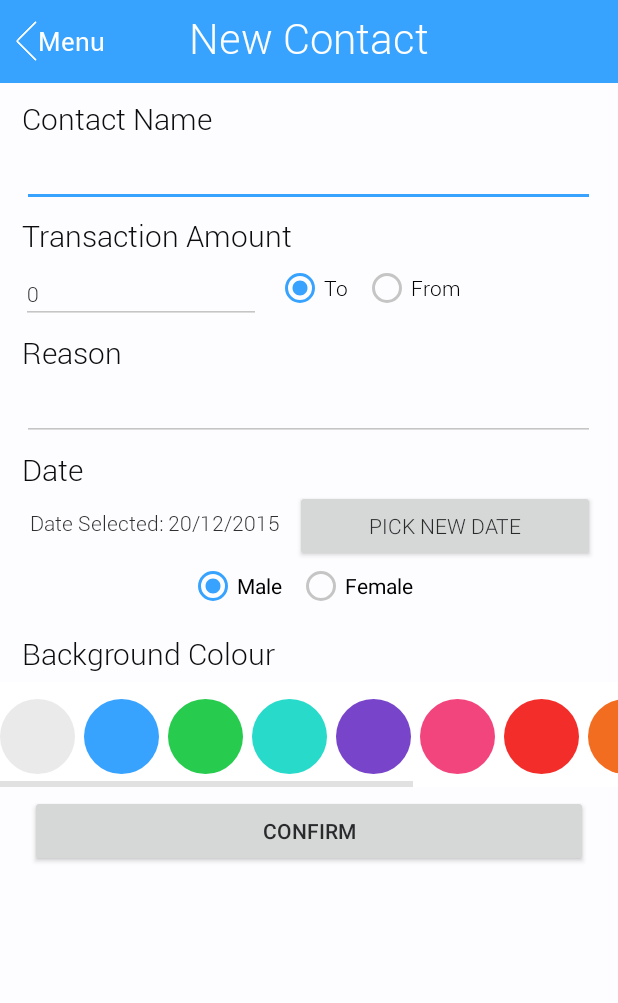
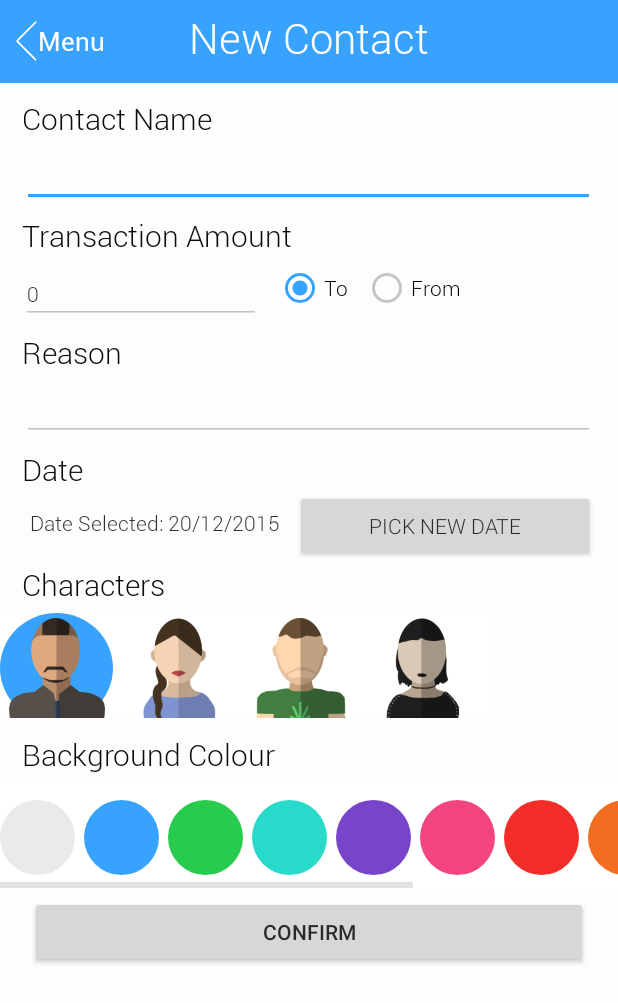
Before and after one commit to wolfbytestudio/Tappers, an Android app: the screen it shows after launch (NewContact), after a tap on an icon or button, on a phone screen of 412 x 824 dp. Shown: the top 1003 px of the screen. Run offline under Robolectric (Android 15) with nearby library versions, the phone set to English and light mode, and no system bars.

Commit message:
New Character System

```diff
--- a/Tappers/app/build.gradle
+++ b/Tappers/app/build.gradle
@@ -6,7 +6,7 @@ android {
 
     defaultConfig {
         applicationId "com.example.zack.tapper"
-        minSdkVersion 14
+        minSdkVersion 18
         targetSdkVersion 23
         versionCode 1
         versionName "1.0"
--- a/Tappers/app/src/main/java/com/example/zack/tapperstesting/MainActivity.java
+++ b/Tappers/app/src/main/java/com/example/zack/tapperstesting/MainActivity.java
@@ -15,7 +15,6 @@ import android.widget.TextView;
 import android.widget.Toast;
 
 import com.example.zack.tapperstesting.adapter.MainListAdapter;
-import com.example.zack.tapperstesting.contact.CharacterType;
 import com.example.zack.tapperstesting.contact.Contact;
 import com.example.zack.tapperstesting.contact.ContactPage;
 import com.example.zack.tapperstesting.contact.ContactUtil;
@@ -188,10 +187,8 @@ public class MainActivity extends Activity {
                     String tofrom = data.getStringExtra("tofrom");
 
                     TransactionType type = TransactionType.valueOf(tofrom);
-                    CharacterType charType = CharacterType.valueOf(charString);
 
-
-                    Contact newCon = new Contact(name, "", date, charType, backgroundCol);
+                    Contact newCon = new Contact(name, "", date, charString, backgroundCol);
 
                     Log.d("a", "Hi3");
                     double am = 0;
--- a/Tappers/app/src/main/java/com/example/zack/tapperstesting/contact/CharacterType.java
+++ /dev/null
@@ -1,14 +0,0 @@
-package com.example.zack.tapperstesting.contact;
-
-/**
- * Created by Zack on 19/12/2015.
- */
-public enum CharacterType
-{
-    /**
-     * Place Holders
-     */
-    MALE,
-    FEMALE;
-
-}
--- a/Tappers/app/src/main/java/com/example/zack/tapperstesting/contact/Contact.java
+++ b/Tappers/app/src/main/java/com/example/zack/tapperstesting/contact/Contact.java
@@ -18,11 +18,11 @@ public class Contact implements Serializable
     public String name;
     public String total;
     public String date;
-    public CharacterType characterType;
+    public String characterType;
     public String backgroundColour;
     public List<Transaction> transactions;
 
-    public Contact(String name, String total, String date, CharacterType characterType,
+    public Contact(String name, String total, String date, String characterType,
                    String backgroundColour, List<Transaction> transactions)
     {
         this.name = name;
@@ -33,7 +33,7 @@ public class Contact implements Serializable
         this.transactions = transactions;
     }
 
-    public Contact(String name, String total, String date, CharacterType characterType,
+    public Contact(String name, String total, String date, String characterType,
                    String backgroundColour)
     {
         this.name = name;
--- a/Tappers/app/src/main/java/com/example/zack/tapperstesting/contact/NewContact.java
+++ b/Tappers/app/src/main/java/com/example/zack/tapperstesting/contact/NewContact.java
@@ -20,6 +20,8 @@ import android.widget.Toast;
 import com.example.zack.tapperstesting.util.ActivityUtils;
 import com.example.zack.tapperstesting.R;
 
+import org.w3c.dom.Text;
+
 import java.util.Calendar;
 import java.util.List;
 
@@ -33,6 +35,20 @@ public class NewContact extends Activity {
 
     private String backgroundSelected = "default";
 
+    private String characterSelected = "default male";
+
+    ImageButton charMale;
+    ImageButton charFemale;
+    ImageButton charStonerBob;
+    ImageButton charGothGirl;
+
+    private void resetBackgrounds()
+    {
+        charMale.setBackground(null);
+        charFemale.setBackground(null);
+        charStonerBob.setBackground(null);
+        charGothGirl.setBackground(null);
+    }
 
 
     @Override
@@ -42,6 +58,11 @@ public class NewContact extends Activity {
         setContentView(R.layout.activity_new_contact);
 
         contacts = getIntent().getStringArrayListExtra("contacts");
+
+        charMale = (ImageButton) findViewById(R.id.char_default_male);
+        charFemale = (ImageButton) findViewById(R.id.char_default_female);
+        charStonerBob = (ImageButton) findViewById(R.id.char_stoner_bob);
+        charGothGirl = (ImageButton) findViewById(R.id.char_goth_girl);
 
         Typeface thin = Typeface.createFromAsset(getAssets(), "fonts/Roboto-Thin.ttf");
         Typeface light = Typeface.createFromAsset(getAssets(), "fonts/Roboto-Light.ttf");
@@ -72,8 +93,6 @@ public class NewContact extends Activity {
         final EditText txtReason = (EditText) findViewById(R.id.txtReason);
         final RadioButton rdbTo = (RadioButton) findViewById(R.id.rdbTo);
         final RadioButton rdbFrom = (RadioButton) findViewById(R.id.rdbFrom);
-        final RadioButton rdbMale = (RadioButton) findViewById(R.id.rdbMale);
-        final RadioButton rdbFemale = (RadioButton) findViewById(R.id.rdbFemale);
         final Button newDate = (Button) findViewById(R.id.btnPickNewDate);
         final Button confirm = (Button) findViewById(R.id.cmdConfirm);
 
@@ -201,6 +220,49 @@ public class NewContact extends Activity {
             }
         });
 
+
+        TextView lblChars = (TextView) findViewById(R.id.lblCharacters);
+        lblChars.setTypeface(light);
+
+
+        charMale.setOnClickListener(new View.OnClickListener() {
+            @Override
+            public void onClick(View v) {
+                resetBackgrounds();
+                charMale.setBackgroundResource(R.drawable.bgcol_blue);
+                characterSelected = "default male";
+            }
+        });
+
+
+        charFemale.setOnClickListener(new View.OnClickListener() {
+            @Override
+            public void onClick(View v) {
+                resetBackgrounds();
+                charFemale.setBackgroundResource(R.drawable.bgcol_blue);
+                characterSelected = "default female";
+            }
+        });
+
+        charStonerBob.setOnClickListener(new View.OnClickListener() {
+            @Override
+            public void onClick(View v) {
+                resetBackgrounds();
+                charStonerBob.setBackgroundResource(R.drawable.bgcol_blue);
+                characterSelected = "stoner bob";
+            }
+        });
+
+        charGothGirl.setOnClickListener(new View.OnClickListener() {
+            @Override
+            public void onClick(View v) {
+                resetBackgrounds();
+                charGothGirl.setBackgroundResource(R.drawable.bgcol_blue);
+                characterSelected = "goth girl";
+            }
+        });
+
+
         confirm.setOnClickListener(new View.OnClickListener() {
             @Override
             public void onClick(View v) {
@@ -232,22 +294,15 @@ public class NewContact extends Activity {
 
                 Intent returnIntent = getIntent();
 
-
                 String toFrom = "To";
                 if(rdbTo.isChecked()) { toFrom = "to"; }
                 else { toFrom = "from"; }
-
-
-
-                String maleFemale = "Male";
-                if(rdbMale.isChecked()) { maleFemale = "Male"; }
-                else { maleFemale = "Female"; }
 
                 returnIntent.putExtra("name", txtContactName.getText().toString());
                 returnIntent.putExtra("transaction", txtTransaction.getText().toString());
                 returnIntent.putExtra("reason", txtReason.getText().toString());
                 returnIntent.putExtra("date", lblDateSelected.getText().toString().substring(15));
-                returnIntent.putExtra("character", maleFemale.toUpperCase());
+                returnIntent.putExtra("character", characterSelected);
                 returnIntent.putExtra("bgcol", backgroundSelected);
                 returnIntent.putExtra("tofrom", toFrom.toUpperCase());
 
--- a/Tappers/app/src/main/java/com/example/zack/tapperstesting/util/SaveHandler.java
+++ b/Tappers/app/src/main/java/com/example/zack/tapperstesting/util/SaveHandler.java
@@ -46,7 +46,7 @@ public class SaveHandler {
         String temp = "";
         for (Contact contact : contacts) {
             temp += contact.name + ":" + contact.total + ":" +
-                     contact.date + ":" + contact.characterType.toString() + ":"
+                     contact.date + ":" + contact.characterType + ":"
                     + contact.backgroundColour + ":";
 
             int counter = 0;
--- a/Tappers/app/src/main/res/layout/activity_new_contact.xml
+++ b/Tappers/app/src/main/res/layout/activity_new_contact.xml
@@ -216,40 +216,90 @@
                 android:layout_alignTop="@+id/btnPickNewDate"
                 android:layout_alignParentStart="true" />
 
-            <RadioGroup
-                android:layout_width="fill_parent"
-                android:layout_height="wrap_content"
-                android:layout_marginLeft="-20dp"
-                android:paddingRight="10dp"
-                android:gravity="center"
-                android:paddingBottom="10dp"
-                android:id="@+id/rdbCharacter"
-                android:orientation="horizontal"
-                android:layout_below="@+id/btnPickNewDate"
-                android:layout_centerHorizontal="true">
 
-                <RadioButton
-                    android:layout_width="wrap_content"
-                    android:layout_height="wrap_content"
-                    android:text="Male"
-                    android:layout_marginRight="10dp"
-                    android:checked="true"
-                    android:id="@+id/rdbMale"/>
-
-                <RadioButton
-                    android:layout_width="wrap_content"
-                    android:layout_height="wrap_content"
-                    android:text="Female"
-                    android:id="@+id/rdbFemale"
-                    android:layout_gravity="right" />
-
-            </RadioGroup>
 
 
             <TextView
                 android:layout_width="fill_parent"
                 android:layout_height="wrap_content"
-                android:layout_below="@+id/rdbCharacter"
+                android:layout_below="@+id/lblSetDate"
+                android:textColor="#0b0c0e"
+                android:text="Characters"
+                android:textSize="20dp"
+                android:layout_marginLeft="30dp"
+                android:paddingTop="5dp"
+                android:fontFamily="sans-serif-light"
+                android:id="@+id/lblCharacters"
+                android:layout_marginBottom="5dp"
+                android:layout_centerHorizontal="true"
+                />
+
+            <HorizontalScrollView
+                android:layout_width="wrap_content"
+                android:layout_height="70dp"
+                android:layout_marginBottom="5dp"
+                android:id="@+id/backgroundChararcters"
+                android:layout_below="@+id/lblCharacters"
+                android:background="#ffffff">
+
+
+                <RelativeLayout
+                    android:layout_width="wrap_content"
+                    android:layout_height="73dp"
+                    android:gravity="center_vertical"
+                    android:background="@null">
+
+                    <ImageButton
+                        android:layout_width="75dp"
+                        android:layout_height="75dp"
+                        android:id="@+id/char_default_male"
+                        android:scaleType="fitCenter"
+                        android:background="@drawable/bgcol_blue"
+                        android:layout_marginRight="6dp"
+                        android:src="@drawable/male"
+                        />
+
+                    <ImageButton
+                    android:layout_width="75dp"
+                    android:layout_height="75dp"
+                    android:scaleType="fitCenter"
+                    android:background="@null"
+                    android:layout_marginRight="6dp"
+
+                    android:id="@+id/char_default_female"
+                    android:layout_toEndOf="@+id/char_default_male"
+                    android:src="@drawable/female"/>
+
+                    <ImageButton
+                        android:layout_width="75dp"
+                        android:layout_height="75dp"
+                        android:scaleType="fitCenter"
+                        android:background="@null"
+                        android:layout_marginRight="6dp"
+
+                        android:id="@+id/char_stoner_bob"
+                        android:layout_toEndOf="@+id/char_default_female"
+                        android:src="@drawable/stoner_bob"/>
+
+                    <ImageButton
+                        android:layout_width="75dp"
+                        android:layout_height="75dp"
+                        android:scaleType="fitCenter"
+                        android:background="@null"
+                        android:layout_marginRight="6dp"
+
+                        android:id="@+id/char_goth_girl"
+                        android:layout_toEndOf="@+id/char_stoner_bob"
+                        android:src="@drawable/goth_girl"/>
+
+
+                </RelativeLayout>
+            </HorizontalScrollView>
+
+            <TextView
+                android:layout_width="fill_parent"
+                android:layout_height="wrap_content"
+                android:layout_below="@+id/backgroundChararcters"
                 android:textColor="#0b0c0e"
                 android:text="Background Colour"
                 android:textSize="20dp"
```
Also changed, not shown: Tappers/app/src/main/java/com/example/zack/tapperstesting/adapter/MainListAdapter.java (+6 -12 lines), Tappers/app/src/main/java/com/example/zack/tapperstesting/contact/Character.java (added, +53 -0 lines), Tappers/app/src/main/java/com/example/zack/tapperstesting/contact/ContactPage.java (+4 -8 lines), Tappers/app/src/main/java/com/example/zack/tapperstesting/util/LoadHandler.java (+2 -14 lines), Tappers/app/src/main/res/drawable/goth_girl.png (added), Tappers/app/src/main/res/drawable/stoner_bob.png (added), 1 other file.
